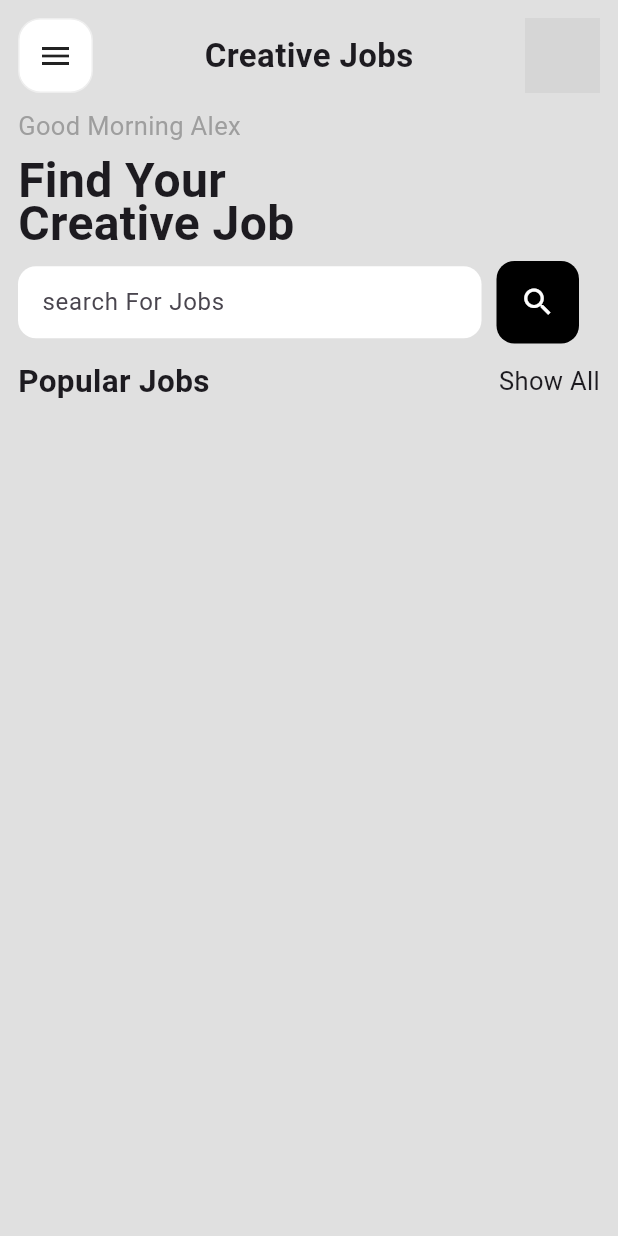
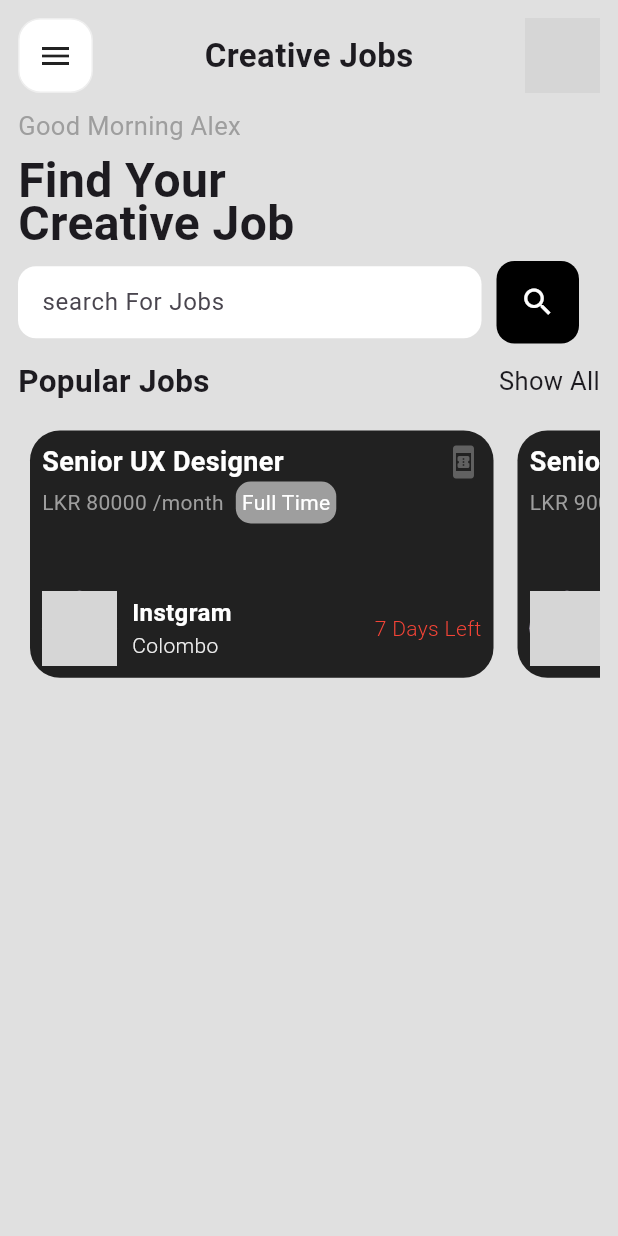
Before and after one commit to SalmanMohammed2001/job_app_ui_flutter, a Flutter app: the screen it shows after launch, on a phone screen of 412 x 824 dp. Run offline on Flutter 3.47's test engine with Material 3 defaults, Android fonts, the phone set to English and light mode, and no system bars; network calls fail; grey boxes are pictures that could not be loaded.

Commit message:
job posting container implementation

```diff
--- a/lib/model/job_model.dart
+++ b/lib/model/job_model.dart
@@ -9,7 +9,7 @@ class JobModel {
 
   JobModel({
     required this.title,
-    this.type = "full Time",
+    this.type = "Full Time",
     required this.salary,
     required this.companyName,
     required this.logo,
--- a/lib/screen/homepage/home_page.dart
+++ b/lib/screen/homepage/home_page.dart
@@ -1,5 +1,6 @@
 import 'package:flutter/material.dart';
 import 'package:job_app_ui/screen/homepage/widget/app_bar.dart';
+import 'package:job_app_ui/service/get_deta.dart';
 
 class HomePage extends StatefulWidget {
   const HomePage({super.key});
@@ -9,6 +10,8 @@ class HomePage extends StatefulWidget {
 }
 
 class _HomePageState extends State<HomePage> {
+  GetData data = GetData();
+
   @override
   Widget build(BuildContext context) {
     final size = MediaQuery.sizeOf(context);
@@ -98,6 +101,114 @@ class _HomePageState extends State<HomePage> {
               ),
               const SizedBox(
                 height: 10,
+              ),
+              SingleChildScrollView(
+                physics: const BouncingScrollPhysics(),
+                scrollDirection: Axis.horizontal,
+                child: Row(
+                  children: List.generate(data.getJobData().length, (index) {
+                    return Padding(
+                      padding: const EdgeInsets.all(8.0),
+                      child: Container(
+                        width: size.width * 0.75,
+                        height: size.width * 0.4,
+                        padding: const EdgeInsets.all(8),
+                        decoration: BoxDecoration(
+                          color: Colors.grey.shade900,
+                          borderRadius: BorderRadius.circular(20),
+                        ),
+                        child: Column(
+                          children: [
+                            Row(
+                              children: [
+                                Text(
+                                  data.getJobData()[index].title,
+                                  style: const TextStyle(
+                                    color: Colors.white,
+                                    fontSize: 18,
+                                    fontWeight: FontWeight.w600,
+                                  ),
+                                ),
+                                const Spacer(),
+                                Icon(
+                                  Icons.book_online,
+                                  color: Colors.grey.shade700,
+                                ),
+                              ],
+                            ),
+                            Row(
+                              children: [
+                                Text(
+                                  data.getJobData()[index].salary,
+                                  style: const TextStyle(
+                                    color: Colors.grey,
+                                  ),
+                                ),
+                                const SizedBox(
+                                  width: 8,
+                                ),
+                                Container(
+                                  padding: const EdgeInsets.all(4),
+                                  decoration: BoxDecoration(
+                                    color: Colors.grey,
+                                    borderRadius: BorderRadius.circular(10),
+                                  ),
+                                  child: Text(
+                                    data.getJobData()[index].type,
+                                    style: const TextStyle(color: Colors.white),
+                                  ),
+                                )
+                              ],
+                            ),
+                            const Spacer(),
+                            Row(
+                              children: [
+                                CircleAvatar(
+                                  radius: 25,
+                                  backgroundImage: NetworkImage(
+                                      data.getJobData()[index].logo),
+                                ),
+                                const SizedBox(
+                                  width: 10,
+                                ),
+                                Column(
+                                  crossAxisAlignment: CrossAxisAlignment.start,
+                                  children: [
+                                    Text(
+                                      data.getJobData()[index].companyName,
+                                      style: const TextStyle(
+                                        color: Colors.white,
+                                        fontSize: 16,
+                                        fontWeight: FontWeight.bold,
+                                      ),
+                                    ),
+                                    Text(
+                                      data.getJobData()[index].city,
+                                      style: TextStyle(
+                                        color: Colors.grey.shade200,
+                                        fontSize: 14,
+                                        fontWeight: FontWeight.w300,
+                                      ),
+                                    )
+                                  ],
+                                ),
+                                const Spacer(),
+                                Text(
+                                  data.getJobData()[index].time,
+                                  style: const TextStyle(
+                                    color: Colors.red,
+                                    fontSize: 14,
+                                    fontWeight: FontWeight.w300,
+                                  ),
+                                ),
+                              ],
+                            )
+                          ],
+                        ),
+                      ),
+                    );
+                  }),
+                ),
               )
             ],
           ),
--- a/lib/service/get_deta.dart
+++ b/lib/service/get_deta.dart
@@ -16,7 +16,7 @@ class GetData {
           title: "Senior UX Designer",
           salary: "LKR 80000 /month",
           companyName: "Instgram",
-          logo: instaLogo,
+          logo: uberLogo,
           city: "Colombo",
           time: "7 Days Left"),
       JobModel(
@@ -30,14 +30,14 @@ class GetData {
           title: "Senior Mobile Developer",
           salary: "LKR 140000 /month",
           companyName: "Instgram",
-          logo: tikTokLogo,
+          logo: uberLogo,
           city: "Negambo",
           time: "7 Days Left"),
       JobModel(
           title: "Senior Web Designer",
           salary: "LKR 180000 /month",
           companyName: "FaceBokk",
-          logo: instaLogo,
+          logo: uberLogo,
           city: "USA",
           time: "7 Days Left")
     ];
```
